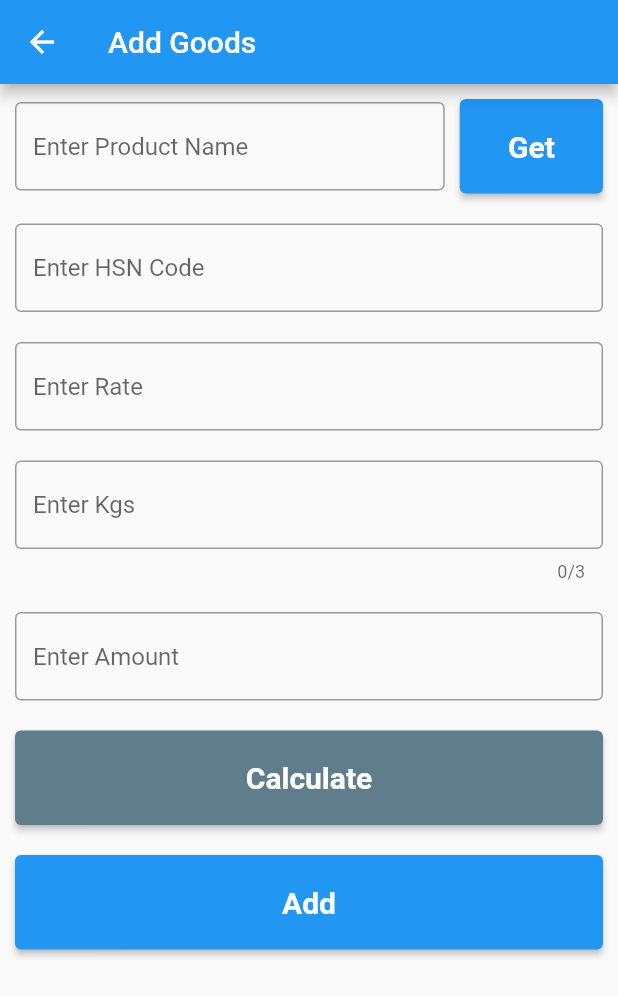
After one commit to ezazulhaq/invoice_generator_flutter, a Flutter app: the GoodsAddForm screen opened by its route, after a tap on "Add", on a phone screen of 412 x 824 dp. The commit adds this screen. Shown: the top 996 px of the screen. Run offline on Flutter 3.47's test engine with Material 2 defaults, Android fonts, the light colour scheme and no system bars; network calls fail; statements that could not run were skipped.

Commit message:
goods added to invoice

```diff
--- a/lib/constants.dart
+++ b/lib/constants.dart
@@ -22,3 +22,5 @@ const kProductRemove = "http://10.0.2.2:8105/product/remove/";
 const kInvoiceDetails = "http://10.0.2.2:8105/invoice/get";
 const kInvoiceSave = "http://10.0.2.2:8105/invoice/save";
 const kInvoiceFromId = "http://10.0.2.2:8105/invoice/get/";
+
+const kGoodSave = "http://10.0.2.2:8105/good/save";
--- a/lib/main.dart
+++ b/lib/main.dart
@@ -7,6 +7,7 @@ import 'package:invoice_generator/controller/invoice_notifier.dart';
 import 'package:invoice_generator/screens/customer_create.dart';
 import 'package:invoice_generator/screens/customer_details.dart';
 import 'package:invoice_generator/screens/customer_update.dart';
+import 'package:invoice_generator/screens/goods_add.dart';
 import 'package:invoice_generator/screens/home.dart';
 import 'package:invoice_generator/screens/invoice_create.dart';
 import 'package:invoice_generator/screens/invoice_details.dart';
@@ -60,6 +61,7 @@ class MyApp extends StatelessWidget {
             const ProductCreateForm(),
         ProductUpdateForm.id: (BuildContext context) =>
             const ProductUpdateForm(),
+        GoodsAddForm.id: (BuildContext context) => const GoodsAddForm(),
       },
     );
   }
--- /dev/null
+++ b/lib/screens/goods_add.dart
@@ -0,0 +1,365 @@
+// @dart=2.9
+import 'dart:convert';
+
+import 'package:flutter/foundation.dart';
+import 'package:flutter/material.dart';
+import 'package:invoice_generator/constants.dart';
+import 'package:invoice_generator/screens/components/product_data.dart';
+import 'package:invoice_generator/screens/invoice_update.dart';
+import 'package:invoice_generator/widgets/app_button.dart';
+import 'package:http/http.dart' as http;
+import 'package:invoice_generator/widgets/app_data.dart';
+
+class GoodsAddForm extends StatefulWidget {
+  const GoodsAddForm({
+    Key key,
+    this.invoiceId,
+  }) : super(key: key);
+
+  static String id = "good_add";
+
+  final String invoiceId;
+
+  @override
+  State<GoodsAddForm> createState() => _GoodsAddFormState();
+}
+
+class _GoodsAddFormState extends State<GoodsAddForm> {
+  dynamic mapInvoice;
+
+  final invoiceID = TextEditingController();
+  final productId = TextEditingController();
+  final particulars = TextEditingController();
+  final hsnCode = TextEditingController();
+  final rate = TextEditingController();
+  final kg = TextEditingController();
+  final amount = TextEditingController();
+
+  @override
+  void initState() {
+    super.initState();
+    invoiceID.text = widget.invoiceId;
+
+    _getInvoiceFromId(kInvoiceFromId + invoiceID.text);
+    _getProductDetails(kProductDetails);
+  }
+
+  @override
+  void dispose() {
+    invoiceID.dispose();
+    productId.dispose();
+    particulars.dispose();
+    hsnCode.dispose();
+    rate.dispose();
+    kg.dispose();
+    amount.dispose();
+    super.dispose();
+  }
+
+  Future<void> _getInvoiceFromId(String url) async {
+    http.Response dataResponse = await http.get(Uri.parse(url));
+
+    if (dataResponse.statusCode == 200) {
+      String dataResp = dataResponse.body;
+
+      mapInvoice = await jsonDecode(dataResp);
+    } else {
+      var dataJson = dataResponse.statusCode.toString();
+      if (kDebugMode) {
+        print("Respose Failed - " + dataJson);
+      }
+    }
+  }
+
+  int stateCount = 0;
+
+  Future<List<dynamic>> _getProductDetails(String url) async {
+    http.Response dataResponse = await http.get(Uri.parse(url));
+
+    List<dynamic> dataStats;
+
+    if (dataResponse.statusCode == 200) {
+      String dataResp = dataResponse.body;
+
+      dataStats = jsonDecode(dataResp);
+
+      stateCount = dataStats.length;
+    } else {
+      var dataJson = dataResponse.statusCode.toString();
+      if (kDebugMode) {
+        print("Respose Failed - " + dataJson);
+      }
+    }
+
+    return dataStats;
+  }
+
+  Future<void> _refresh() async {
+    await Future.delayed(
+      const Duration(seconds: 2),
+    );
+
+    setState(() {
+      _getProductDetails(kProductDetails);
+    });
+  }
+
+  Future<void> _onClickAdd() async {
+    Map<String, dynamic> body = {
+      "invoice": mapInvoice,
+      "product": {
+        "id": productId.text,
+        "particulars": particulars.text,
+        "hsnCode": hsnCode.text,
+        "rate": rate.text
+      },
+      "kgs": kg.text,
+      "amount": amount.text
+    };
+
+    print("Map Details - " + body.toString());
+
+    String jsonBody = jsonEncode(body);
+
+    http.Response response = await http.post(
+      Uri.parse(kGoodSave),
+      headers: kHeaders,
+      body: jsonBody,
+      encoding: kEncoding,
+    );
+
+    int statusCode = response.statusCode;
+    if (statusCode == 200) {
+      Navigator.pop(
+        context,
+        MaterialPageRoute(
+          builder: (context) => InvoiceUpdateForm(
+            snapShot: mapInvoice,
+          ),
+        ),
+      );
+    }
+  }
+
+  @override
+  Widget build(BuildContext context) {
+    return Scaffold(
+      appBar: AppBar(
+        title: const Text(
+          "Add Goods",
+        ),
+      ),
+      body: SafeArea(
+        child: Padding(
+          padding: const EdgeInsets.all(10.0),
+          child: SingleChildScrollView(
+            scrollDirection: Axis.vertical,
+            child: Column(
+              crossAxisAlignment: CrossAxisAlignment.stretch,
+              children: [
+                Row(
+                  children: [
+                    Expanded(
+                      flex: 3,
+                      child: TextField(
+                        controller: particulars,
+                        readOnly: true,
+                        decoration: const InputDecoration(
+                          border: OutlineInputBorder(),
+                          hintText: 'Enter Product Name',
+                        ),
+                      ),
+                    ),
+                    const SizedBox(
+                      width: kDefaultPadding / 2,
+                    ),
+                    Expanded(
+                      flex: 1,
+                      child: AppButton(
+                        onPressed: () {
+                          final customerData = getProductDetailsDialog(context);
+
+                          if (customerData != null) {
+                            _refresh();
+                          }
+                        },
+                        buttonLable: "Get",
+                      ),
+                    ),
+                  ],
+                ),
+                const SizedBox(
+                  height: kDefaultPadding,
+                ),
+                TextField(
+                  controller: hsnCode,
+                  readOnly: true,
+                  decoration: const InputDecoration(
+                    border: OutlineInputBorder(),
+                    hintText: 'Enter HSN Code',
+                  ),
+                ),
+                const SizedBox(
+                  height: kDefaultPadding,
+                ),
+                TextField(
+                  controller: rate,
+                  readOnly: true,
+                  decoration: const InputDecoration(
+                    border: OutlineInputBorder(),
+                    hintText: 'Enter Rate',
+                  ),
+                ),
+                const SizedBox(
+                  height: kDefaultPadding,
+                ),
+                TextField(
+                  controller: kg,
+                  keyboardType: TextInputType.number,
+                  maxLength: 3,
+                  decoration: const InputDecoration(
+                    border: OutlineInputBorder(),
+                    hintText: 'Enter Kgs',
+                  ),
+                ),
+                const SizedBox(
+                  height: kDefaultPadding,
+                ),
+                TextField(
+                  controller: amount,
+                  readOnly: true,
+                  decoration: const InputDecoration(
+                    border: OutlineInputBorder(),
+                    hintText: 'Enter Amount',
+                  ),
+                ),
+                const SizedBox(
+                  height: kDefaultPadding,
+                ),
+                AppButton(
+                  onPressed: () {
+                    setState(() {
+                      amount.text =
+                          (double.parse(rate.text) * double.parse(kg.text))
+                              .toString();
+                    });
+                  },
+                  buttonLable: "Calculate",
+                  color: Colors.blueGrey,
+                ),
+                const SizedBox(
+                  height: kDefaultPadding,
+                ),
+                AppButton(
+                  onPressed: () {
+                    _onClickAdd();
+                  },
+                  buttonLable: "Add",
+                ),
+              ],
+            ),
+          ),
+        ),
+      ),
+    );
+  }
+
+  Future<dynamic> getProductDetailsDialog(BuildContext context) {
+    return showDialog(
+      context: context,
+      builder: (context) {
+        return Dialog(
+          shape: RoundedRectangleBorder(
+            borderRadius: BorderRadius.circular(40.0),
+          ),
+          elevation: kDefaultPadding / 2,
+          child: RefreshIndicator(
+            onRefresh: _refresh,
+            color: Colors.white,
+            child: FutureBuilder(
+              future: _getProductDetails(kProductDetails),
+              builder: (BuildContext context, AsyncSnapshot<dynamic> snapShot) {
+                if (snapShot.connectionState == ConnectionState.none &&
+                    snapShot.hasData == null) {
+                  return Container();
+                } else {
+                  return SingleChildScrollView(
+                    child: Padding(
+                      padding: const EdgeInsets.all(8.0),
+                      child: Column(
+                        crossAxisAlignment: CrossAxisAlignment.stretch,
+                        children: [
+                          Padding(
+                            padding: const EdgeInsets.symmetric(
+                              vertical: kDefaultPadding,
+                            ),
+                            child: Row(
+                              mainAxisAlignment: MainAxisAlignment.center,
+                              children: const [
+                                AppData(
+                                  dataLabel: "Particulars",
+                                  fontSize: 15.0,
+                                  fontWeight: FontWeight.w700,
+                                ),
+                                AppData(
+                                  dataLabel: "HSN Code",
+                                  fontSize: 15.0,
+                                  fontWeight: FontWeight.w700,
+                                ),
+                                AppData(
+                                  dataLabel: "Rate",
+                                  fontSize: 15.0,
+                                  fontWeight: FontWeight.w700,
+                                ),
+                              ],
+                            ),
+                          ),
+                          const Divider(),
+                          ListView.separated(
+                            itemCount: stateCount,
+                            separatorBuilder: (context, index) =>
+                                const Divider(),
+                            shrinkWrap: true,
+                            scrollDirection: Axis.vertical,
+                            controller: ScrollController(),
+                            itemBuilder: (context, index) {
+                              return GestureDetector(
+                                child: ProductData(
+                                  particulars: snapShot.data[index]
+                                      ['particulars'],
+                                  hsnCode: snapShot.data[index]['hsnCode']
+                                      .toString(),
+                                  rate: snapShot.data[index]['rate'].toString(),
+                                ),
+                                onTap: () {
+                                  if (snapShot.data[index]['id'] != "") {
+                                    setState(() {
+                                      productId.text =
+                                          snapShot.data[index]['id'].toString();
+                                      particulars.text =
+                                          snapShot.data[index]['particulars'];
+                                      hsnCode.text = snapShot.data[index]
+                                              ['hsnCode']
+                                          .toString();
+                                      rate.text = snapShot.data[index]['rate']
+                                          .toString();
+                                    });
+                                    Navigator.pop(context);
+                                  }
+                                },
+                              );
+                            },
+                          ),
+                        ],
+                      ),
+                    ),
+                  );
+                }
+              },
+            ),
+          ),
+        );
+      },
+    );
+  }
+}
```
Also changed, not shown: lib/screens/invoice_update.dart (+22 -2 lines).
